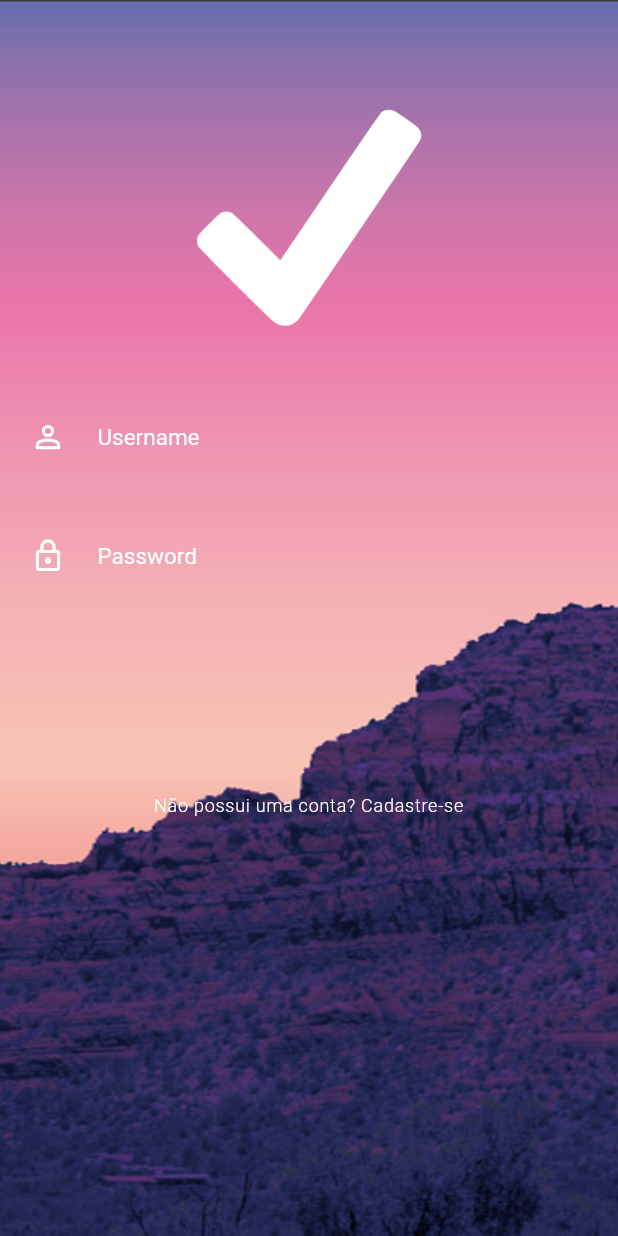
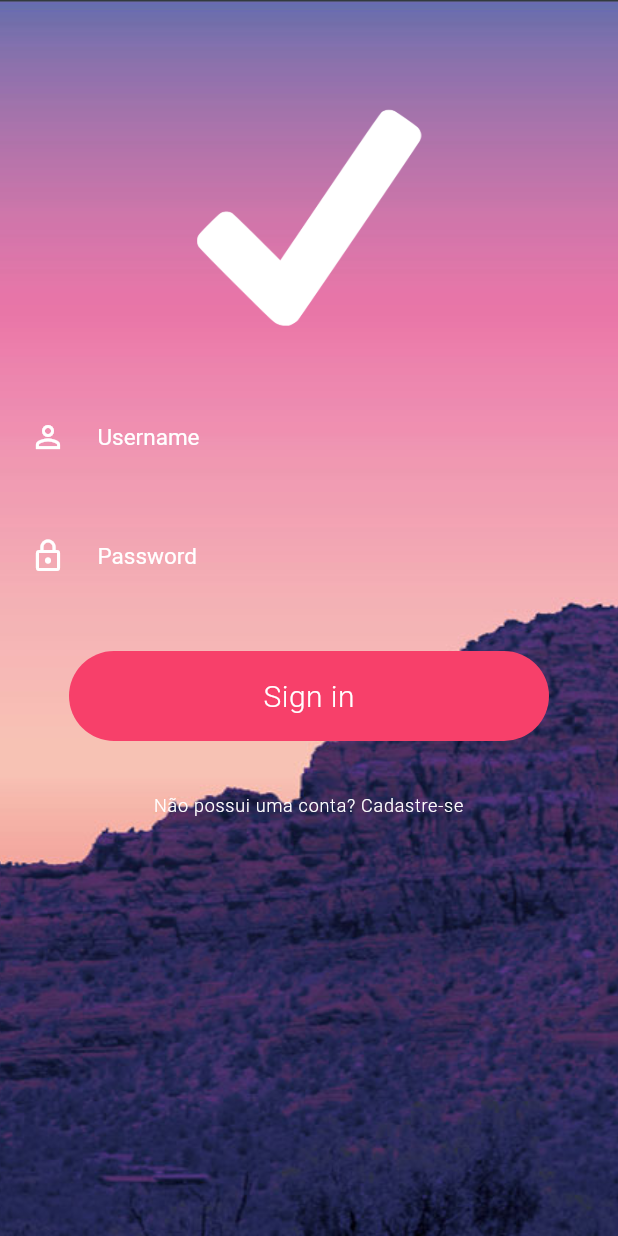
Before and after one commit to FilipeVeber/flutter-login-with-animations, a Flutter app: the screen it shows after launch, on a phone screen of 412 x 824 dp. Run offline on Flutter 3.47's test engine with Material 2 defaults, Android fonts, the phone set to English and light mode, and no system bars.

Commit message:
WIP: Login sign in button and animation

```diff
--- /dev/null
+++ b/lib/modules/login_module/animations/stagger_animation.dart
@@ -0,0 +1,40 @@
+import 'package:flutter/material.dart';
+
+class StaggerAnimation extends StatelessWidget {
+  final AnimationController controller;
+
+  StaggerAnimation({this.controller});
+
+  @override
+  Widget build(BuildContext context) {
+    return AnimatedBuilder(
+      builder: _buildAnimation,
+      animation: controller,
+    );
+  }
+
+  Widget _buildAnimation(context, child) {
+    return Padding(
+      padding: EdgeInsets.only(bottom: 50),
+      child: InkWell(
+        child: Container(
+          width: 320,
+          height: 60,
+          alignment: Alignment.center,
+          decoration: BoxDecoration(
+              color: Color.fromRGBO(247, 64, 106, 1),
+              borderRadius: BorderRadius.all(Radius.circular(30))),
+          child: Text(
+            "Sign in",
+            style: TextStyle(
+                color: Colors.white,
+                fontSize: 20,
+                fontWeight: FontWeight.w300,
+                letterSpacing: 0.3),
+          ),
+        ),
+        onTap: () {},
+      ),
+    );
+  }
+}
--- a/lib/modules/login_module/login_screen.dart
+++ b/lib/modules/login_module/login_screen.dart
@@ -1,5 +1,6 @@
 import 'package:flutter/material.dart';
 
+import 'animations/stagger_animation.dart';
 import 'widgets/form_container.dart';
 import 'widgets/sign_up_button.dart';
 
@@ -8,7 +9,23 @@ class LoginScreen extends StatefulWidget {
   _LoginScreenState createState() => _LoginScreenState();
 }
 
-class _LoginScreenState extends State<LoginScreen> {
+class _LoginScreenState extends State<LoginScreen>
+    with SingleTickerProviderStateMixin {
+  AnimationController _animationController;
+
+  @override
+  void initState() {
+    super.initState();
+    _animationController =
+        AnimationController(vsync: this, duration: Duration(seconds: 2));
+  }
+
+  @override
+  void dispose() {
+    _animationController.dispose();
+    super.dispose();
+  }
+
   @override
   Widget build(BuildContext context) {
     return Scaffold(
@@ -20,6 +37,7 @@ class _LoginScreenState extends State<LoginScreen> {
           padding: EdgeInsets.zero,
           children: <Widget>[
             Stack(
+              alignment: Alignment.bottomCenter,
               children: <Widget>[
                 Column(
                   children: <Widget>[
@@ -35,7 +53,8 @@ class _LoginScreenState extends State<LoginScreen> {
                     FormContainer(),
                     SignUpButton(),
                   ],
-                )
+                ),
+                StaggerAnimation(controller: _animationController.view)
               ],
             )
           ],
```
